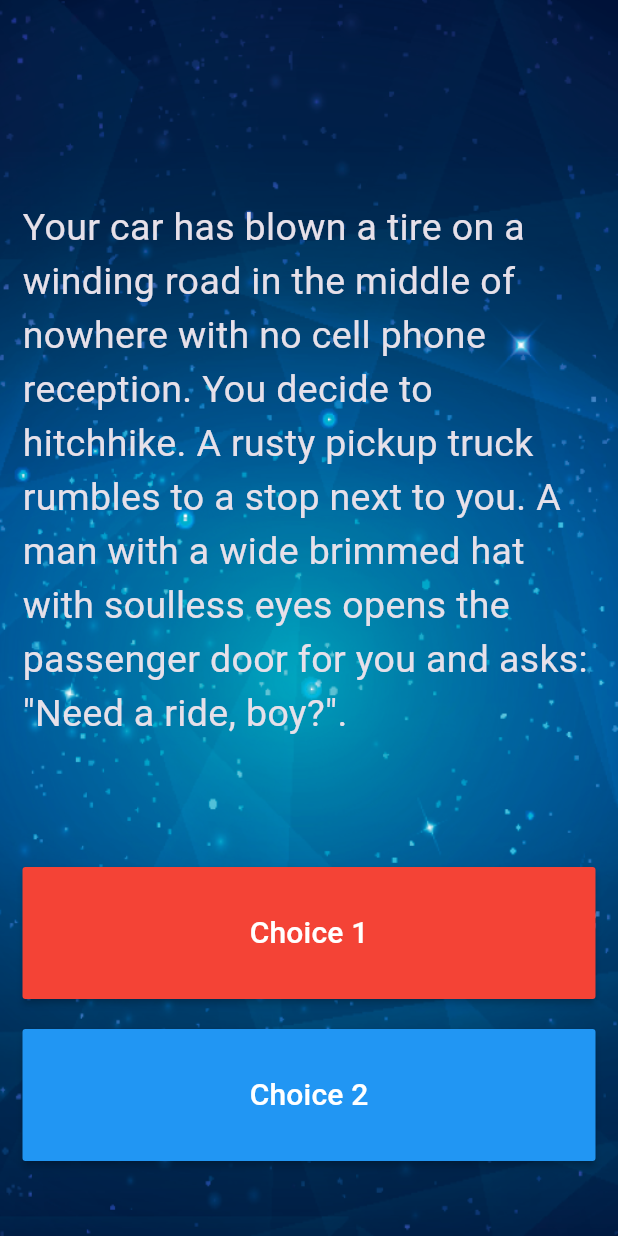
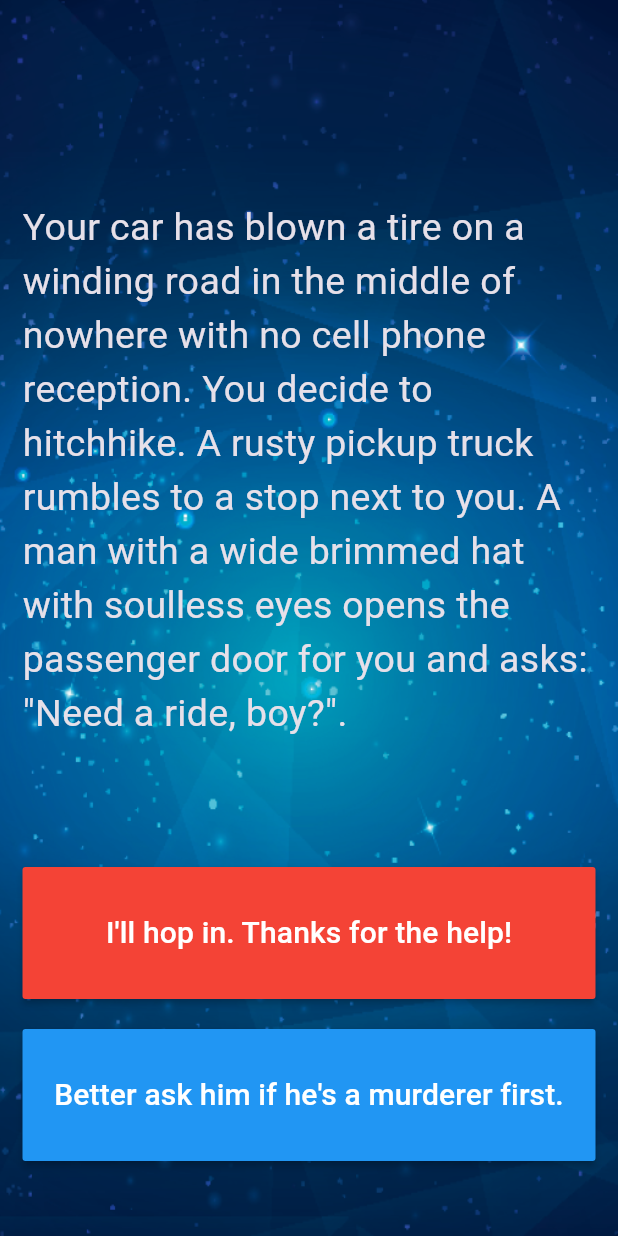
Before and after one commit to abdulrehmana28/flutter_destini_app, a Flutter app: the screen it shows after launch, on a phone screen of 412 x 824 dp. Run offline on Flutter 3.47's test engine with Material 3 defaults, Android fonts, the phone set to English and light mode, and no system bars.

Commit message:
basic functionality done but hard coded
now app can display story & choices but buttons are still not work. 15 TODO Done.

```diff
--- a/lib/main.dart
+++ b/lib/main.dart
@@ -1,11 +1,10 @@
 import 'package:flutter/material.dart';
 import 'package:flutter_destini_app/story_brain.dart';
-
-//TODO: Step 15 - Run the app and see if you can see the screen update with the first story. Delete this TODO if it looks as you expected.
 
 void main() => runApp(Destini());
 
 class Destini extends StatelessWidget {
+  @override
   Widget build(BuildContext context) {
     return MaterialApp(
       theme: ThemeData.dark(),
@@ -14,10 +13,10 @@ class Destini extends StatelessWidget {
   }
 }
 
-//TODO: Step 9 - Create a new storyBrain object from the StoryBrain class.
 StoryBrain storyBank = StoryBrain();
 
 class StoryPage extends StatefulWidget {
+  @override
   _StoryPageState createState() => _StoryPageState();
 }
 
@@ -32,8 +31,8 @@ class _StoryPageState extends State<StoryPage> {
             fit: BoxFit.fill,
           ),
         ),
-        padding: EdgeInsets.symmetric(vertical: 50.0, horizontal: 15.0),
-        constraints: BoxConstraints.expand(),
+        padding: const EdgeInsets.symmetric(vertical: 50.0, horizontal: 15.0),
+        constraints: const BoxConstraints.expand(),
         child: SafeArea(
           child: Column(
             crossAxisAlignment: CrossAxisAlignment.stretch,
@@ -42,9 +41,8 @@ class _StoryPageState extends State<StoryPage> {
                 flex: 12,
                 child: Center(
                   child: Text(
-                    //TODO: Step 10 - use the storyBrain to get the first story title and display it in this Text Widget.
                     storyBank.getStory(),
-                    style: TextStyle(
+                    style: const TextStyle(
                       fontSize: 25.0,
                     ),
                   ),
@@ -59,15 +57,14 @@ class _StoryPageState extends State<StoryPage> {
                   },
                   color: Colors.red,
                   child: Text(
-                    //TODO: Step 13 - Use the storyBrain to get the text for choice 1.
-                    'Choice 1',
-                    style: TextStyle(
+                    storyBank.getChoice1(),
+                    style: const TextStyle(
                       fontSize: 20.0,
                     ),
                   ),
                 ),
               ),
-              SizedBox(
+              const SizedBox(
                 height: 20.0,
               ),
               Expanded(
@@ -81,9 +78,8 @@ class _StoryPageState extends State<StoryPage> {
                   },
                   color: Colors.blue,
                   child: Text(
-                    //TODO: Step 14 - Use the storyBrain to get the text for choice 2.
-                    'Choice 2',
-                    style: TextStyle(
+                    storyBank.getChoice2(),
+                    style: const TextStyle(
                       fontSize: 20.0,
                     ),
                   ),
--- a/lib/story_brain.dart
+++ b/lib/story_brain.dart
@@ -1,9 +1,7 @@
 import 'story.dart';
 
 class StoryBrain {
-  //TODO: Step 7 - Uncomment the lines below to include storyData as a private property in StoryBrain. Hint: You might need to change something in story.dart to make this work.
-
-  List<Story> _storyData = [
+  final List<Story> _storyData = [
     Story(
         storyTitle:
             'Your car has blown a tire on a winding road in the middle of nowhere with no cell phone reception. You decide to hitchhike. A rusty pickup truck rumbles to a stop next to you. A man with a wide brimmed hat with soulless eyes opens the passenger door for you and asks: "Need a ride, boy?".',
@@ -37,13 +35,17 @@ class StoryBrain {
 
 //TODO: Step 23 - Use the storyNumber property inside getStory(), getChoice1() and getChoice2() so that it gets the updated story and choices rather than always just the first (0th) one.
 
-//TODO: Step 8 - Create a method called getStory() that returns the first storyTitle from _storyData.
   String getStory() {
     return _storyData[0].storyTitle;
   }
-//TODO: Step 11 - Create a method called getChoice1() that returns the text for the first choice1 from _storyData.
 
-//TODO: Step 12 - Create a method called getChoice2() that returns the text for the first choice2 from _storyData.
+  String getChoice1() {
+    return _storyData[0].choice1;
+  }
+
+  String getChoice2() {
+    return _storyData[0].choice2;
+  }
 
 //TODO: Step 25 - Change the storyNumber property into a private property so that only story_brain.dart has access to it. You can do this by right clicking on the name (storyNumber) and selecting Refactor -> Rename to make the change across all the places where it's used.
 
```
